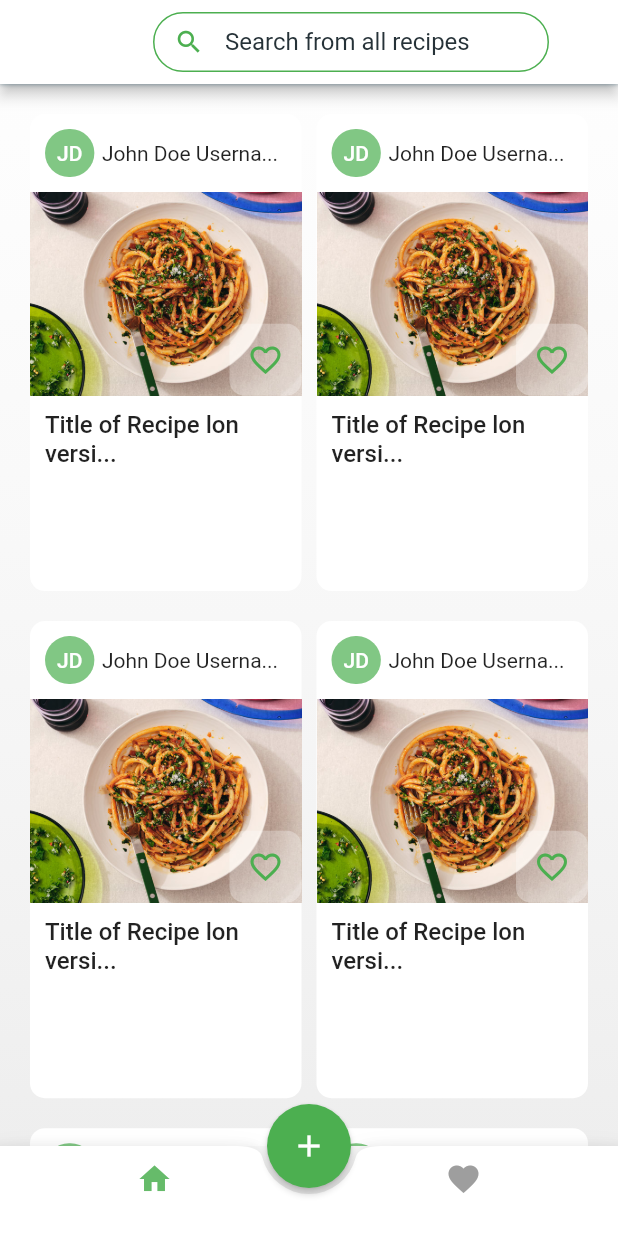
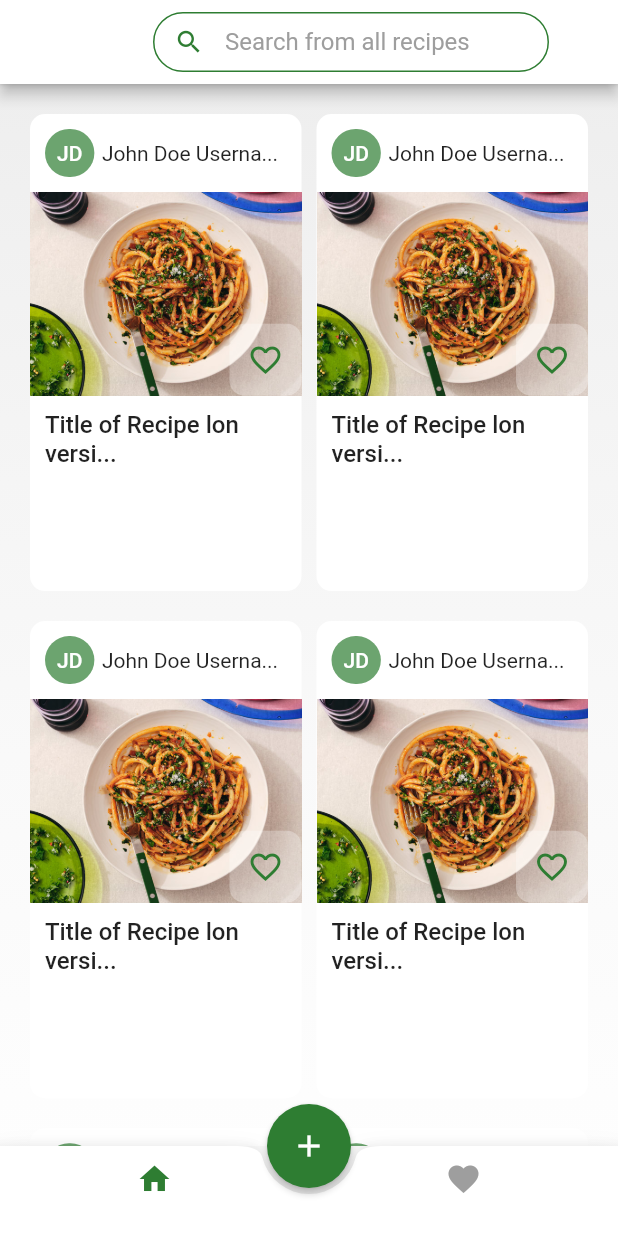
Before and after one commit to phemmyadot/cook-book, a Flutter app: the EntryScreen screen opened directly, on a phone screen of 412 x 824 dp. Run offline on Flutter 3.47's test engine with Material 2 defaults, Android fonts, the phone set to English and light mode, and no system bars; our stand-ins replace shared_preferences; accounts and stored records are empty.

Commit message:
color utils

```diff
--- a/lib/app.dart
+++ b/lib/app.dart
@@ -9,7 +9,7 @@ class MyApp extends StatelessWidget {
     return MaterialApp(
       title: 'Cook Book',
       theme: ThemeData(
-        primarySwatch: Colors.blue,
+        primarySwatch: Colors.green,
       ),
       home: MyHomePage(),
     );
--- a/lib/screens/entry_screen.dart
+++ b/lib/screens/entry_screen.dart
@@ -1,3 +1,4 @@
+import 'package:cookbook/utils/app_colors.dart';
 import 'package:cookbook/widgets/app_bar.dart';
 import 'package:cookbook/widgets/bottom_nav.dart';
 import 'package:cookbook/screens/recipe_page.dart';
@@ -39,9 +40,9 @@ class _EntryScreenState extends State<EntryScreen>
           onPressed: () {},
           child: Icon(
             Icons.add,
-            color: Colors.white,
+            color: AppColors.white,
           ),
-          backgroundColor: Colors.green[500],
+          backgroundColor: AppColors.primary,
           elevation: 2.0),
       body: GestureDetector(
         onTap: () => FocusScope.of(context).requestFocus(new FocusNode()),
@@ -50,7 +51,7 @@ class _EntryScreenState extends State<EntryScreen>
             gradient: LinearGradient(
               begin: Alignment.topCenter,
               end: Alignment.bottomCenter,
-              colors: [Colors.white70, Colors.grey[200]],
+              colors: [AppColors.bg1, AppColors.bg2],
             ),
           ),
           child: new TabBarView(
@@ -73,9 +74,9 @@ class _EntryScreenState extends State<EntryScreen>
     return Builder(builder: (BuildContext context) {
       return Container(
         child: FABBottomAppBar(
-          backgroundColor: Colors.white,
-          color: Colors.grey[500],
-          selectedColor: Colors.green[400],
+          backgroundColor: AppColors.white,
+          color: AppColors.inactive,
+          selectedColor: AppColors.primary,
           notchedShape: CircularNotchedRectangle(),
           onTabSelected: (index) async {
             switch (index) {
--- a/lib/screens/profile_creation.dart
+++ b/lib/screens/profile_creation.dart
@@ -1,4 +1,5 @@
 import 'package:cookbook/screens/entry_screen.dart';
+import 'package:cookbook/utils/app_colors.dart';
 import 'package:cookbook/utils/settings.dart';
 import 'package:flutter/material.dart';
 import 'package:uuid/uuid.dart';
@@ -56,22 +57,22 @@ class _ProfileScreenState extends State<ProfileScreen> {
                 textCapitalization: TextCapitalization.sentences,
                 controller: _usernameController,
                 style: TextStyle(
-                    fontSize: 16.0, height: 1.0, color: Colors.blueGrey[900]),
+                    fontSize: 16.0, height: 1.0, color: AppColors.inactive),
                 decoration: new InputDecoration(
                   border: new OutlineInputBorder(
-                    borderSide: BorderSide(color: Colors.green[500]),
+                    borderSide: BorderSide(color: AppColors.primary),
                     borderRadius: const BorderRadius.all(
                       const Radius.circular(50.0),
                     ),
                   ),
                   enabledBorder: new OutlineInputBorder(
-                    borderSide: BorderSide(color: Colors.green[500]),
+                    borderSide: BorderSide(color: AppColors.primary),
                     borderRadius: const BorderRadius.all(
                       const Radius.circular(50.0),
                     ),
                   ),
                   focusedBorder: new OutlineInputBorder(
-                    borderSide: BorderSide(color: Colors.green[500]),
+                    borderSide: BorderSide(color: AppColors.primary),
                     borderRadius: const BorderRadius.all(
                       const Radius.circular(50.0),
                     ),
@@ -81,19 +82,19 @@ class _ProfileScreenState extends State<ProfileScreen> {
                     icon: Icon(
                       Icons.arrow_forward_ios,
                       size: 20,
-                      color: Colors.green[500],
+                      color: AppColors.primary,
                     ),
                   ),
-                  focusColor: Colors.green[500],
-                  hoverColor: Colors.green[500],
+                  focusColor: AppColors.primary,
+                  hoverColor: AppColors.primary,
                   contentPadding: const EdgeInsets.symmetric(
                       vertical: 5.0, horizontal: 15.0),
                   isDense: true,
                   filled: true,
                   hintStyle:
-                      new TextStyle(color: Colors.blueGrey[900], height: 1.0),
+                      new TextStyle(color: AppColors.inactive, height: 1.0),
                   hintText: "Enter you username",
-                  fillColor: Colors.white70,
+                  fillColor: AppColors.bg2,
                 ),
                 validator: (value) => _validatorFn(value),
               ),
--- a/lib/screens/splash.dart
+++ b/lib/screens/splash.dart
@@ -1,6 +1,7 @@
 import 'dart:async';
 import 'package:cookbook/screens/entry_screen.dart';
 import 'package:cookbook/screens/profile_creation.dart';
+import 'package:cookbook/utils/app_colors.dart';
 import 'package:cookbook/utils/settings.dart';
 import 'package:flutter/material.dart';
 
@@ -90,7 +91,7 @@ class _SplashScreenState extends State<SplashScreen>
                         child: Text('Cook Book',
                             style: TextStyle(
                                 fontSize: size,
-                                color: Colors.green[500],
+                                color: AppColors.primary,
                                 fontWeight: FontWeight.w500)),
                       );
                     },
--- /dev/null
+++ b/lib/utils/app_colors.dart
@@ -0,0 +1,9 @@
+import 'package:flutter/material.dart';
+
+class AppColors {
+  static Color primary = Colors.green[800];
+  static Color white = Colors.white;
+  static Color bg2 = Colors.white70;
+  static Color bg1 = Colors.grey[200];
+  static Color inactive = Colors.grey[500];
+}
--- a/lib/widgets/app_bar.dart
+++ b/lib/widgets/app_bar.dart
@@ -1,3 +1,4 @@
+import 'package:cookbook/utils/app_colors.dart';
 import 'package:flutter/material.dart';
 
 class CustomAppBar extends StatefulWidget implements PreferredSizeWidget {
@@ -26,10 +27,10 @@ class _CustomAppBarState extends State<CustomAppBar> {
     return AppBar(
       flexibleSpace: Container(
         decoration: BoxDecoration(
-          color: Colors.white,
+          color: AppColors.white,
           boxShadow: [
             BoxShadow(
-              color: Colors.blueGrey,
+              color: AppColors.inactive,
               offset: Offset(0.0, 0.3),
               blurRadius: 2.0,
             ),
@@ -44,23 +45,23 @@ class _CustomAppBarState extends State<CustomAppBar> {
           key: _searchKey,
           textCapitalization: TextCapitalization.sentences,
           controller: _searchController,
-          style: TextStyle(
-              fontSize: 16.0, height: 1.0, color: Colors.blueGrey[900]),
+          style:
+              TextStyle(fontSize: 16.0, height: 1.0, color: AppColors.inactive),
           decoration: new InputDecoration(
             border: new OutlineInputBorder(
-              borderSide: BorderSide(color: Colors.green[500]),
+              borderSide: BorderSide(color: AppColors.primary),
               borderRadius: const BorderRadius.all(
                 const Radius.circular(50.0),
               ),
             ),
             enabledBorder: new OutlineInputBorder(
-              borderSide: BorderSide(color: Colors.green[500]),
+              borderSide: BorderSide(color: AppColors.primary),
               borderRadius: const BorderRadius.all(
                 const Radius.circular(50.0),
               ),
             ),
             focusedBorder: new OutlineInputBorder(
-              borderSide: BorderSide(color: Colors.green[500]),
+              borderSide: BorderSide(color: AppColors.primary),
               borderRadius: const BorderRadius.all(
                 const Radius.circular(50.0),
               ),
@@ -70,19 +71,19 @@ class _CustomAppBarState extends State<CustomAppBar> {
               icon: Icon(
                 Icons.search,
                 size: 20,
-                color: Colors.green[500],
+                color: AppColors.primary,
               ),
             ),
-            focusColor: Colors.green[500],
-            hoverColor: Colors.green[500],
+            focusColor: AppColors.primary,
+            hoverColor: AppColors.primary,
             contentPadding:
                 const EdgeInsets.symmetric(vertical: 5.0, horizontal: 15.0),
             isDense: true,
             filled: true,
-            hintStyle: new TextStyle(color: Colors.blueGrey[900], height: 1.0),
+            hintStyle: new TextStyle(color: AppColors.inactive, height: 1.0),
             hintText:
                 "Search ${widget.isFavorite ? 'from your favorites' : 'from all recipes'}",
-            fillColor: Colors.white70,
+            fillColor: AppColors.bg2,
           ),
         ),
       ),
--- a/lib/widgets/recipe_card.dart
+++ b/lib/widgets/recipe_card.dart
@@ -1,3 +1,4 @@
+import 'package:cookbook/utils/app_colors.dart';
 import 'package:flutter/material.dart';
 
 class RecipeCard extends StatefulWidget {
@@ -25,7 +26,7 @@ class _RecipeCardState extends State<RecipeCard> {
           borderRadius: BorderRadius.all(
             Radius.circular(10),
           ),
-          color: Colors.white,
+          color: AppColors.white,
         ),
         child: Column(
           crossAxisAlignment: CrossAxisAlignment.start,
@@ -40,11 +41,11 @@ class _RecipeCardState extends State<RecipeCard> {
                       padding: EdgeInsets.all(8),
                       decoration: BoxDecoration(
                         borderRadius: BorderRadius.circular(20),
-                        color: Colors.green[500].withOpacity(0.7),
+                        color: AppColors.primary.withOpacity(0.7),
                       ),
                       child: Text('JD',
                           style: TextStyle(
-                              color: Colors.white,
+                              color: AppColors.white,
                               fontWeight: FontWeight.w500)),
                     ),
                     SizedBox(width: 5),
@@ -65,14 +66,14 @@ class _RecipeCardState extends State<RecipeCard> {
                   child: Container(
                     decoration: BoxDecoration(
                       borderRadius: BorderRadius.circular(10),
-                      color: Colors.white.withOpacity(0.3),
+                      color: AppColors.white.withOpacity(0.3),
                     ),
                     child: IconButton(
                         icon: Icon(
                           widget.isFavorite
                               ? Icons.favorite_sharp
                               : Icons.favorite_outline_sharp,
-                          color: Colors.green[500],
+                          color: AppColors.primary,
                         ),
                         onPressed: null),
                   ),
```
